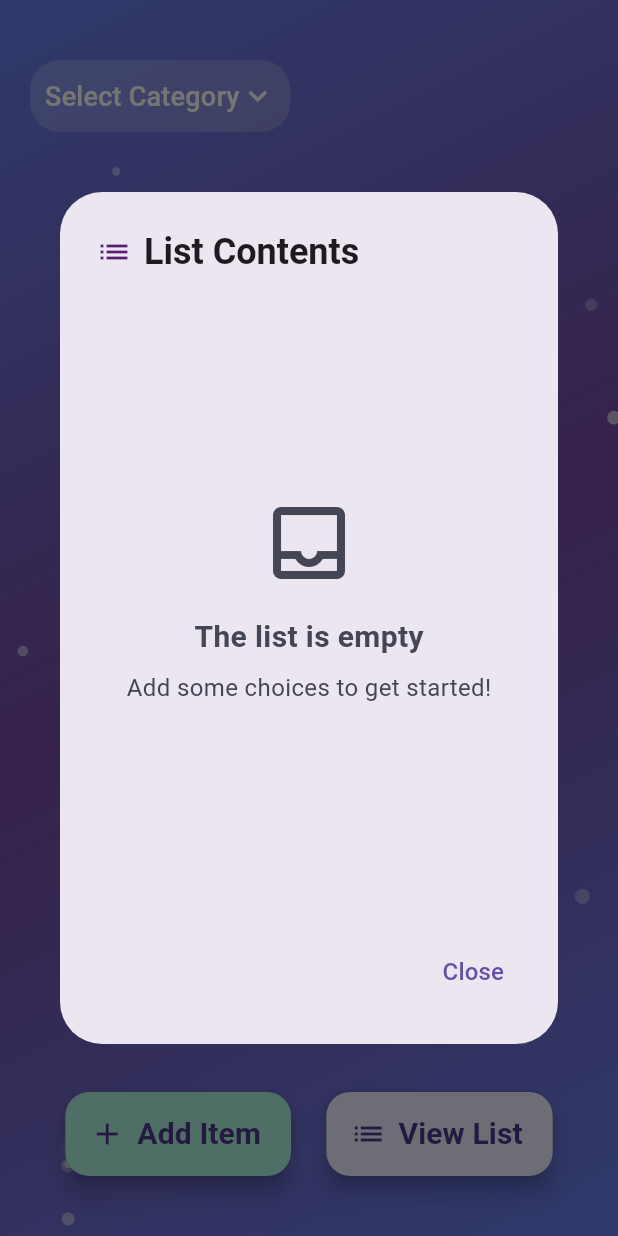
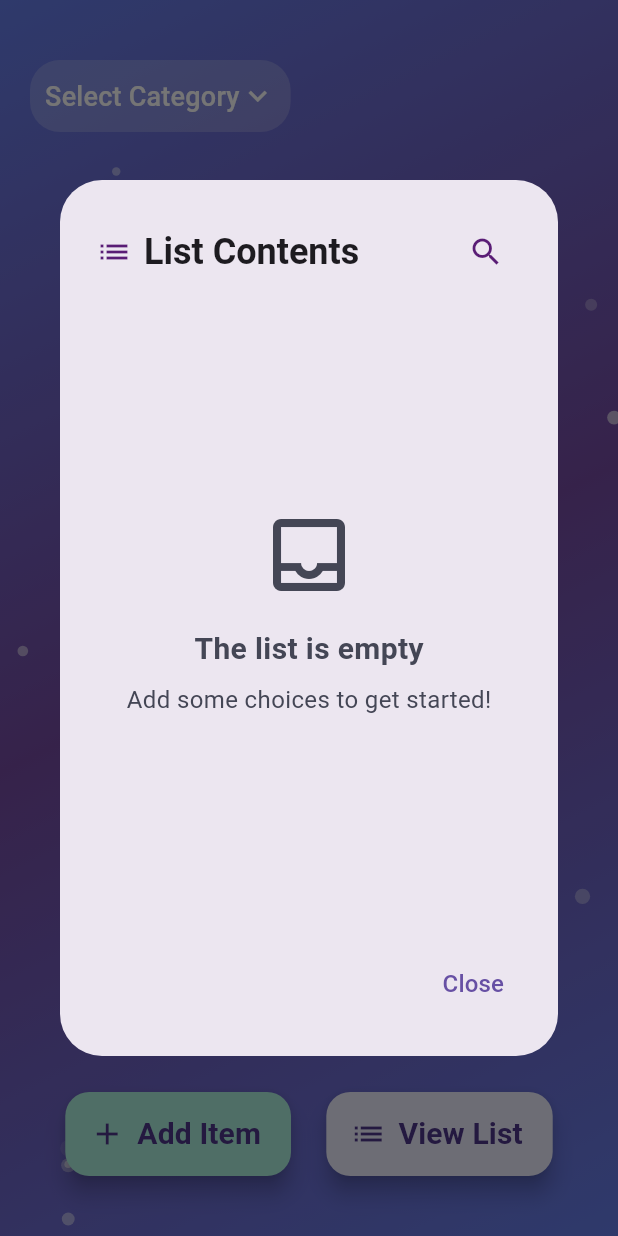
Before and after one commit to Feriel080/RandomChoice, a Flutter app: the screen it shows after launch, after a tap on "View List", on a phone screen of 412 x 824 dp. Run offline on Flutter 3.47's test engine with Material 3 defaults, Android fonts, the phone set to English and light mode, and no system bars; our stand-ins replace logger, shared_preferences; Roboto replaces fonts that are missing (Caveat).

Commit message:
adding new features

```diff
--- a/lib/widgets/choice_list_dialog.dart
+++ b/lib/widgets/choice_list_dialog.dart
@@ -21,6 +21,9 @@ class _ChoiceListDialogState extends State<ChoiceListDialog>
   late AnimationController _controller;
   final Set<String> _deletingItems = {};
   late Map<String, List<String>> _currentChoices;
+  bool _isSearching = false;
+  String _searchQuery = '';
+  final TextEditingController _searchController = TextEditingController();
 
   @override
   void initState() {
@@ -48,6 +51,7 @@ class _ChoiceListDialogState extends State<ChoiceListDialog>
   @override
   void dispose() {
     _controller.dispose();
+    _searchController.dispose();
     super.dispose();
   }
 
@@ -128,15 +132,72 @@ class _ChoiceListDialogState extends State<ChoiceListDialog>
 
   bool get _isEmpty => _currentChoices.values.every((list) => list.isEmpty);
 
+  Map<String, List<String>> get _filteredChoices {
+  if (_searchQuery.isEmpty) return _currentChoices;
+  return {
+    for (final entry in _currentChoices.entries)
+      entry.key: entry.value
+          .where(
+            (choice) =>
+                choice.toLowerCase().contains(_searchQuery.toLowerCase()),
+          )
+          .toList(),
+  }..removeWhere((_, list) => list.isEmpty);
+}
+
   @override
   Widget build(BuildContext context) {
     return AlertDialog(
-      title: const Row(
+      title: Row(
         children: [
-          Icon(Icons.list, color: Color(0xFF591C75)),
-          SizedBox(width: 8),
-          Text('List Contents', style: TextStyle(fontWeight: FontWeight.bold)),
-          Spacer(),
+          const Icon(Icons.list, color: Color(0xFF591C75)),
+          const SizedBox(width: 8),
+          if (!_isSearching) ...[
+            const Text(
+              'List Contents',
+              style: TextStyle(fontWeight: FontWeight.bold),
+            ),
+            const Spacer(),
+            IconButton(
+              icon: const Icon(Icons.search, color: Color(0xFF591C75)),
+              onPressed: () {
+                setState(() {
+                  _isSearching = true;
+                });
+              },
+            ),
+          ] else ...[
+            Expanded(
+              child: TextField(
+                controller: _searchController,
+                decoration: InputDecoration(
+                  hintText: 'Search...',
+                  border: OutlineInputBorder(
+                    borderRadius: BorderRadius.circular(8),
+                  ),
+                  prefixIcon: const Icon(
+                    Icons.search,
+                    color: Color(0xFF591C75),
+                  ),
+                ),
+                onChanged: (value) {
+                  setState(() {
+                    _searchQuery = value;
+                  });
+                },
+              ),
+            ),
+            IconButton(
+              icon: const Icon(Icons.close, color: Color(0xFF591C75)),
+              onPressed: () {
+                setState(() {
+                  _isSearching = false;
+                  _searchQuery = '';
+                  _searchController.clear();
+                });
+              },
+            ),
+          ],
         ],
       ),
       content: SizedBox(
@@ -164,10 +225,7 @@ class _ChoiceListDialogState extends State<ChoiceListDialog>
                     SizedBox(height: 8),
                     Text(
                       'Add some choices to get started!',
-                      style: TextStyle(
-                        color: Color(0xFF444655),
-                        fontSize: 16,
-                      ),
+                      style: TextStyle(color: Color(0xFF444655), fontSize: 16),
                     ),
                   ],
                 ),
@@ -175,15 +233,15 @@ class _ChoiceListDialogState extends State<ChoiceListDialog>
             : AnimatedBuilder(
                 animation: _controller,
                 builder: (context, child) {
-                  final categories = _currentChoices.keys
-                      .where((cat) => _currentChoices[cat]!.isNotEmpty)
+                  final categories = _filteredChoices.keys
+                      .where((cat) => _filteredChoices[cat]!.isNotEmpty)
                       .toList();
 
                   return ListView.builder(
                     itemCount: categories.length,
                     itemBuilder: (context, index) {
                       final category = categories[index];
-                      final items = _currentChoices[category]!;
+                      final items = _filteredChoices[category]!;
 
                       return Column(
                         crossAxisAlignment: CrossAxisAlignment.start,
@@ -249,7 +307,8 @@ class _ChoiceListDialogState extends State<ChoiceListDialog>
                                             Icons.delete,
                                             color: Color(0xFFce315f),
                                           ),
-                                          onPressed: () =>  _deleteChoice(category, choice),
+                                          onPressed: () =>
+                                              _deleteChoice(category, choice),
                                           tooltip: 'Delete this choice',
                                         ),
                                 ),
@@ -266,10 +325,7 @@ class _ChoiceListDialogState extends State<ChoiceListDialog>
       actions: [
         TextButton(
           onPressed: () => Navigator.pop(context),
-          child: const Text(
-            'Close',
-            style: TextStyle(fontSize: 16)
-            ),
+          child: const Text('Close', style: TextStyle(fontSize: 16)),
         ),
         if (!_isEmpty)
           ElevatedButton.icon(
@@ -310,10 +366,7 @@ class _ChoiceListDialogState extends State<ChoiceListDialog>
             icon: const Icon(Icons.delete, color: Color(0xFFffe3ea)),
             label: const Text(
               'Clear All',
-              style: TextStyle(
-                color: Color(0xFFffe3ea),
-                fontSize: 16,
-                ),
+              style: TextStyle(color: Color(0xFFffe3ea), fontSize: 16),
             ),
             style: ElevatedButton.styleFrom(
               backgroundColor: const Color(0xFFce315f),
--- a/pubspec.yaml
+++ b/pubspec.yaml
@@ -28,3 +28,4 @@ flutter_launcher_icons:
   windows:
     generate: true
     icon_path: "assets/random_choice_icon.png"
+  android: true
```
